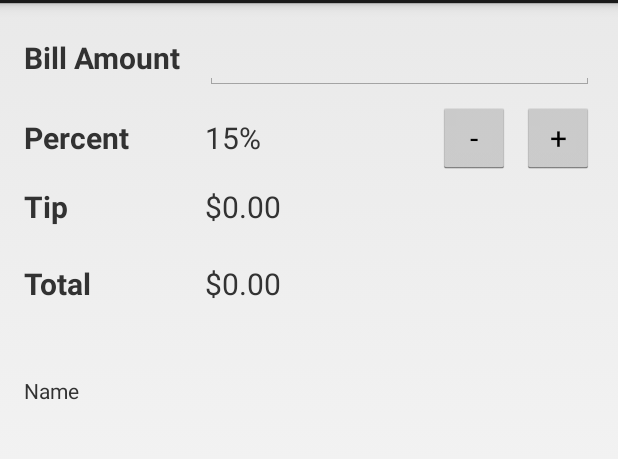
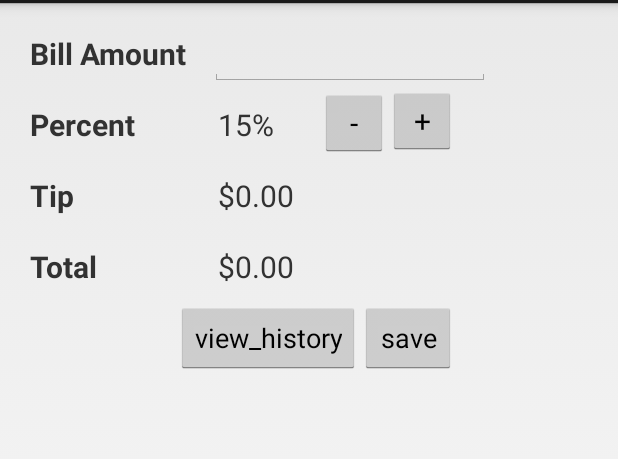
Before and after one commit to migtomace/ch03_TipCalculator_Constraint, an Android app: the screen it shows after launch (TipCalculatorActivity), on a phone screen of 412 x 824 dp, the part 69-528 px from its top. Run offline under Robolectric (Android 15) with nearby library versions, the phone set to English and light mode, and no system bars.

```diff
--- a/app/src/main/AndroidManifest.xml
+++ b/app/src/main/AndroidManifest.xml
@@ -18,6 +18,7 @@
         </activity>
         <activity android:name=".SettingsFragment" />
         <activity android:name=".SettingsActivity"></activity>
+        <activity android:name=".TipHistoryActivity"></activity>
     </application>
 
 </manifest>
--- a/app/src/main/java/com/murach/tipcalculator/TipCalculatorActivity.java
+++ b/app/src/main/java/com/murach/tipcalculator/TipCalculatorActivity.java
@@ -1,15 +1,13 @@
 package com.murach.tipcalculator;
 
-import java.text.NumberFormat;
-
 import android.app.Activity;
+import android.content.Context;
 import android.content.Intent;
+import android.content.SharedPreferences;
+import android.content.SharedPreferences.Editor;
 import android.os.Bundle;
 import android.preference.PreferenceManager;
-import android.util.Log;
 import android.view.KeyEvent;
-import android.view.Menu;
-import android.view.MenuItem;
 import android.view.View;
 import android.view.View.OnClickListener;
 import android.view.inputmethod.EditorInfo;
@@ -17,9 +15,9 @@ import android.widget.Button;
 import android.widget.EditText;
 import android.widget.TextView;
 import android.widget.TextView.OnEditorActionListener;
-import android.content.SharedPreferences;
-import android.content.SharedPreferences.Editor;
 import android.widget.Toast;
+
+import java.text.NumberFormat;
 
 public class TipCalculatorActivity extends Activity
 implements OnEditorActionListener, OnClickListener {
@@ -31,27 +29,20 @@ public class TipCalculatorActivity extends Activity
     private Button   percentDownButton;
     private TextView tipTextView;
     private TextView totalTextView;
+    private Button   saveButton;
+    private Button viewHistoryButton;
 
-    // define the SharedPreferences object
-    private SharedPreferences savedValues;
+
 
     // define instance variables that should be saved
     private String billAmountString = "";
     private float tipPercent = .15f;
-    private String nameString = "";
 
-    //declare a constant for the tag parameter
-    private static final String TAG = "TipCalculatorActivity";
+    // set up preferences
+    private SharedPreferences prefs;
 
-    //define rounding constants
-    private final int ROUND_NONE = 0;
-    private final int ROUND_TIP = 1;
-    private final int ROUND_TOTAL = 2;
-
-    //setup the preferences
-    private SharedPreferences prefs;
-    private boolean rememberTipPercent = true;
-    private int rounding =ROUND_NONE;
+    // define db instance variable
+    tipDB db;
 
     @Override
     public void onCreate(Bundle savedInstanceState) {
@@ -65,81 +56,50 @@ public class TipCalculatorActivity extends Activity
         percentDownButton = (Button) findViewById(R.id.percentDownButton);
         tipTextView = (TextView) findViewById(R.id.tipTextView);
         totalTextView = (TextView) findViewById(R.id.totalTextView);
+        saveButton = (Button) findViewById(R.id.saveButton);
+        viewHistoryButton = (Button) findViewById(R.id.viewHistoryButton);
 
         // set the listeners
         billAmountEditText.setOnEditorActionListener(this);
         percentUpButton.setOnClickListener(this);
         percentDownButton.setOnClickListener(this);
+        saveButton.setOnClickListener(this);
+        viewHistoryButton.setOnClickListener(this);
 
-        // get SharedPreferences object
-        savedValues = getSharedPreferences("SavedValues", MODE_PRIVATE);
+        // get default SharedPreferences object
+        prefs = PreferenceManager.getDefaultSharedPreferences(this);
 
-        //add a logcat trace
-        Log.d(TAG, "onCreate method executed");
-
-        //add a toast
-        Toast t = Toast.makeText(this, "onCreate Method", Toast.LENGTH_SHORT);
-        t.show();
-
-        //set the default values for the prefs
-        PreferenceManager.setDefaultValues(this,R.xml.preferences, false);
-
-        //get the default shared prefs object
-        prefs = PreferenceManager.getDefaultSharedPreferences(this);
+        // get database reference
+        db = new tipDB(this);
     }
 
     @Override
     public void onPause() {
         // save the instance variables
-        Editor editor = savedValues.edit();
+        Editor editor = prefs.edit();
         editor.putString("billAmountString", billAmountString);
         editor.putFloat("tipPercent", tipPercent);
         editor.commit();
 
         super.onPause();
-
-        Log.d(TAG, "onPause executed");
-
-        //create a toast
-        Toast t = Toast.makeText(this, "onPause method", Toast.LENGTH_LONG);
-        t.show();
     }
 
     @Override
     public void onResume() {
         super.onResume();
 
-        //get preferences
-        rememberTipPercent = prefs.getBoolean("pref_forget_percent", true);
-        rounding = Integer.parseInt(prefs.getString("pref_rounding", "0"));
-
-        //get preference for name
-        nameString = prefs.getString("edit_text_preference_1"," ");
-
         // get the instance variables
-        billAmountString = savedValues.getString("billAmountString", "");
-        tipPercent = savedValues.getFloat("tipPercent", 0.15f);
+        billAmountString = prefs.getString("billAmountString", "");
+        tipPercent = prefs.getFloat("tipPercent", 0.15f);
 
         // set the bill amount on its widget
         billAmountEditText.setText(billAmountString);
 
         // calculate and display
         calculateAndDisplay();
-
-        Log.d(TAG, "onResume executed");
-
-        //create a toast
-        Toast t = Toast.makeText(this, "onResume method", Toast.LENGTH_SHORT);
-        t.show();
     }
 
     public void calculateAndDisplay() {
-
-        //get reference to nameTextView
-        TextView nameTextView = (TextView) findViewById(R.id.name_output);
-
-        //output the name input to the textView
-        nameTextView.setText(nameString);
 
         // get the bill amount
         billAmountString = billAmountEditText.getText().toString();
@@ -151,27 +111,9 @@ public class TipCalculatorActivity extends Activity
             billAmount = Float.parseFloat(billAmountString);
         }
 
-        float tipAmount = 0;
-        float totalAmount = 0;*
-        float tipPercentDisplay = 0;
-
-        if(rounding == ROUND_NONE){
-            tipAmount = billAmount * tipPercent;
-            totalAmount = billAmount + tipAmount;
-        } else if (rounding == ROUND_TIP){
-            tipAmount = StrictMath.round(billAmount * tipPercent);
-            totalAmount = billAmount + tipAmount;
-            tipPercentDisplay = tipAmount / billAmount;
-        } else if (rounding == ROUND_TOTAL){
-            float tipNotRounded = billAmount * tipPercent;
-            //tipPercentDisplay = tipAmount - billAmount;
-            tipAmount = tipNotRounded;
-            totalAmount = StrictMath.round(billAmount + tipNotRounded);
-        }
-
-//        // calculate tip and total
-//        float tipAmount = billAmount * tipPercent;
-//        float totalAmount = billAmount + tipAmount;
+        // calculate tip and total
+        float tipAmount = billAmount * tipPercent;
+        float totalAmount = billAmount + tipAmount;
 
         // display the other results with formatting
         NumberFormat currency = NumberFormat.getCurrencyInstance();
@@ -180,25 +122,6 @@ public class TipCalculatorActivity extends Activity
 
         NumberFormat percent = NumberFormat.getPercentInstance();
         percentTextView.setText(percent.format(tipPercent));
-    }
-
-    @Override
-    public boolean onCreateOptionsMenu(Menu menu){
-        getMenuInflater().inflate(R.menu.menu, menu);
-
-        return true;
-    }
-
-    @Override
-    public boolean onOptionsItemSelected(MenuItem item){
-        switch(item.getItemId()){
-            case R.id.menu:
-                startActivity(new Intent(getApplicationContext(),
-                SettingsActivity.class));
-                return true;
-            default:
-                return super.onOptionsItemSelected(item);
-        }
     }
 
     @Override
@@ -221,6 +144,24 @@ public class TipCalculatorActivity extends Activity
             tipPercent = tipPercent + .01f;
             calculateAndDisplay();
             break;
+        case R.id.saveButton:
+        	// create an insert tip
+        	Tip tip = new Tip();
+            if (billAmountString.equals("")) billAmountString = "0";
+        	tip.setBillAmount(Float.parseFloat(billAmountString));
+        	tip.setTipPercent(tipPercent);
+        	db.insertTip(tip);
+
+        	// update UI
+        	billAmountEditText.setText("");
+
+        	Toast.makeText(getApplicationContext(), "Tip Saved", Toast.LENGTH_SHORT).show();
+            break;
+        case R.id.viewHistoryButton:
+        	// start activity here...
+            Toast.makeText(getApplicationContext(),"Open Tip History", Toast.LENGTH_SHORT).show();
+            startActivity(new Intent(this, TipHistoryActivity.class));
+        	break;
         }
     }
 }
--- a/app/src/main/res/layout/activity_tip_calculator.xml
+++ b/app/src/main/res/layout/activity_tip_calculator.xml
@@ -1,150 +1,139 @@
-<android.support.constraint.ConstraintLayout xmlns:android="http://schemas.android.com/apk/res/android"
-    xmlns:app="http://schemas.android.com/apk/res-auto"
+<?xml version="1.0" encoding="utf-8"?>
+<RelativeLayout xmlns:android="http://schemas.android.com/apk/res/android"
     xmlns:tools="http://schemas.android.com/tools"
     android:layout_width="match_parent"
     android:layout_height="match_parent"
-    tools:context=".TipCalculatorActivity">
+    android:padding="10dp" >
 
     <!-- The bill amount -->
 
     <TextView
-        android:id="@+id/textView"
+        android:id="@+id/billAmountLabel"
         android:layout_width="wrap_content"
         android:layout_height="wrap_content"
-        android:layout_marginLeft="16dp"
-        android:paddingTop="10dp"
+        android:padding="10dp"
         android:text="@string/bill_amount_label"
         android:textSize="20sp"
-        android:textStyle="bold"
-        app:layout_constraintBaseline_toBaselineOf="@+id/billAmountEditText"
-        app:layout_constraintLeft_toLeftOf="parent"
-        tools:layout_constraintLeft_creator="1"
-        tools:layout_constraintTop_creator="1" />
+        android:textStyle="bold" />
 
     <EditText
         android:id="@+id/billAmountEditText"
-        android:layout_width="0dp"
+        android:layout_width="wrap_content"
         android:layout_height="wrap_content"
-        android:layout_marginBottom="186dp"
-        android:layout_marginLeft="16dp"
-        android:layout_marginRight="16dp"
-        android:layout_marginTop="16dp"
+        android:layout_alignBaseline="@+id/billAmountLabel"
+        android:layout_marginLeft="5dp"
+        android:layout_toRightOf="@+id/billAmountLabel"
         android:ems="8"
         android:inputType="numberDecimal"
         android:text="@string/bill_amount"
-        android:textSize="20sp"
-        app:layout_constraintBottom_toTopOf="@+id/name_output"
-        app:layout_constraintHorizontal_bias="0.0"
-        app:layout_constraintLeft_toRightOf="@+id/textView"
-        app:layout_constraintRight_toRightOf="parent"
-        app:layout_constraintTop_toTopOf="parent" />
+        android:textSize="20sp" >
+
+        <requestFocus />
+    </EditText>
 
     <!-- The tip percent -->
 
     <TextView
-        android:id="@+id/textView2"
+        android:id="@+id/percentLabel"
         android:layout_width="wrap_content"
         android:layout_height="wrap_content"
+        android:layout_alignLeft="@+id/billAmountLabel"
+        android:layout_below="@+id/billAmountLabel"
+        android:padding="10dp"
         android:text="@string/tip_percent_label"
         android:textSize="20sp"
-        android:textStyle="bold"
-        app:layout_constraintBaseline_toBaselineOf="@+id/percentTextView"
-        app:layout_constraintLeft_toLeftOf="@+id/textView" />
+        android:textStyle="bold" />
 
     <TextView
         android:id="@+id/percentTextView"
-        android:layout_width="70dp"
-        android:layout_height="22dp"
+        android:layout_width="wrap_content"
+        android:layout_height="wrap_content"
+        android:layout_alignBaseline="@+id/percentLabel"
+        android:layout_alignLeft="@+id/billAmountEditText"
+        android:padding="5dp"
         android:text="@string/tip_percent"
-        android:textSize="20sp"
-        app:layout_constraintBaseline_toBaselineOf="@+id/percentDownButton"
-        app:layout_constraintLeft_toLeftOf="@+id/billAmountEditText" />
+        android:textSize="20sp" />
 
     <Button
         android:id="@+id/percentDownButton"
-        android:layout_width="48dp"
-        android:layout_height="48dp"
-        android:layout_marginRight="8dp"
+        android:layout_width="45dp"
+        android:layout_height="45dp"
+        android:layout_alignBaseline="@+id/percentTextView"
+        android:layout_marginLeft="25dp"
+        android:layout_toRightOf="@+id/percentTextView"
         android:text="@string/decrease"
-        android:textSize="20sp"
-        app:layout_constraintBaseline_toBaselineOf="@+id/percentUpButton"
-        app:layout_constraintRight_toLeftOf="@+id/percentUpButton" />
+        android:textSize="20sp" />
 
     <Button
         android:id="@+id/percentUpButton"
-        android:layout_width="48dp"
-        android:layout_height="48dp"
-        android:layout_marginTop="8dp"
+        android:layout_width="45dp"
+        android:layout_height="45dp"
+        android:layout_alignBaseline="@+id/percentDownButton"
+        android:layout_toRightOf="@+id/percentDownButton"
         android:text="@string/increase"
-        android:textSize="20sp"
-        app:layout_constraintRight_toRightOf="@+id/billAmountEditText"
-        app:layout_constraintTop_toBottomOf="@+id/billAmountEditText" />
+        android:textSize="20sp" />
 
-    <!-- The tip amount -->
+    <!-- the tip amount -->
 
     <TextView
-        android:id="@+id/textView3"
+        android:id="@+id/tipLabel"
         android:layout_width="wrap_content"
         android:layout_height="wrap_content"
+        android:layout_alignLeft="@+id/percentLabel"
+        android:layout_below="@+id/percentLabel"
+        android:padding="10dp"
         android:text="@string/tip_amount_label"
         android:textSize="20sp"
-        android:textStyle="bold"
-        app:layout_constraintBaseline_toBaselineOf="@+id/tipTextView"
-        app:layout_constraintLeft_toLeftOf="@+id/textView2" />
+        android:textStyle="bold" />
 
     <TextView
         android:id="@+id/tipTextView"
         android:layout_width="wrap_content"
         android:layout_height="wrap_content"
-        android:layout_marginTop="24dp"
+        android:layout_alignBaseline="@+id/tipLabel"
+        android:layout_alignLeft="@id/billAmountEditText"
+        android:padding="5dp"
         android:text="@string/tip_amount"
-        android:textSize="20sp"
-        app:layout_constraintLeft_toLeftOf="@+id/percentTextView"
-        app:layout_constraintTop_toBottomOf="@+id/percentTextView" />
+        android:textSize="20sp" />
 
-    <!-- The total amount -->
+    <!-- the total -->
 
     <TextView
-        android:id="@+id/textView4"
+        android:id="@+id/totalLabel"
         android:layout_width="wrap_content"
         android:layout_height="wrap_content"
+        android:layout_alignLeft="@+id/tipLabel"
+        android:layout_below="@+id/tipLabel"
+        android:padding="10dp"
         android:text="@string/total_amount_label"
         android:textSize="20sp"
-        android:textStyle="bold"
-        app:layout_constraintBaseline_toBaselineOf="@+id/totalTextView"
-        app:layout_constraintLeft_toLeftOf="@+id/textView3" />
+        android:textStyle="bold" />
 
     <TextView
         android:id="@+id/totalTextView"
         android:layout_width="wrap_content"
         android:layout_height="wrap_content"
-        android:layout_marginTop="24dp"
+        android:layout_alignBaseline="@+id/totalLabel"
+        android:layout_alignLeft="@+id/tipTextView"
+        android:padding="5dp"
         android:text="@string/total_amount"
-        android:textSize="20sp"
-        app:layout_constraintLeft_toLeftOf="@+id/tipTextView"
-        app:layout_constraintTop_toBottomOf="@+id/tipTextView" />
+        android:textSize="20sp" />
 
-    <TextView
-        android:id="@+id/textView5"
+    <Button
+        android:id="@+id/saveButton"
         android:layout_width="wrap_content"
         android:layout_height="wrap_content"
-        android:layout_marginEnd="83dp"
-        android:layout_marginStart="16dp"
-        android:layout_marginTop="48dp"
-        android:text="Name"
-        app:layout_constraintEnd_toStartOf="@+id/name_output"
-        app:layout_constraintStart_toStartOf="parent"
-        app:layout_constraintTop_toBottomOf="@+id/textView4" />
+        android:layout_alignRight="@+id/percentUpButton"
+        android:layout_below="@+id/totalLabel"
+        android:text="save" />
 
-    <TextView
-        android:id="@+id/name_output"
-        android:layout_width="0dp"
-        android:layout_height="0dp"
-        android:layout_marginBottom="251dp"
-        android:layout_marginEnd="117dp"
-        app:layout_constraintBottom_toBottomOf="parent"
-        app:layout_constraintEnd_toEndOf="parent"
-        app:layout_constraintStart_toEndOf="@+id/textView5"
-        app:layout_constraintTop_toBottomOf="@+id/billAmountEditText" />
+    <Button
+        android:id="@+id/viewHistoryButton"
+        android:layout_width="wrap_content"
+        android:layout_height="wrap_content"
+        android:layout_alignBaseline="@+id/saveButton"
+        android:layout_alignBottom="@+id/saveButton"
+        android:layout_toLeftOf="@+id/saveButton"
+        android:text="view_history" />
 
-</android.support.constraint.ConstraintLayout>
+</RelativeLayout>
--- /dev/null
+++ b/app/src/main/res/menu/activity_tip_calculator.xml
@@ -0,0 +1,6 @@
+<menu xmlns:android="http://schemas.android.com/apk/res/android">
+    <item android:id="@+id/menu_settings"
+        android:title="menu_settings"
+        android:orderInCategory="100"
+        android:showAsAction="never" />
+</menu>
```
Also changed, not shown: app/src/main/java/com/murach/tipcalculator/TipHistoryActivity.java (added, +37 -0 lines), app/src/main/java/com/murach/tipcalculator/TipLayout.java (added, +60 -0 lines), app/src/main/java/com/murach/tipcalculator/TipListAdapter.java (added, +50 -0 lines), app/src/main/res/layout/activity_tip_history.xml (added, +16 -0 lines), app/src/main/res/layout/listview_tip.xml (added, +60 -0 lines), 1 other file. Lines whose indentation alone changed are shown as unchanged.
